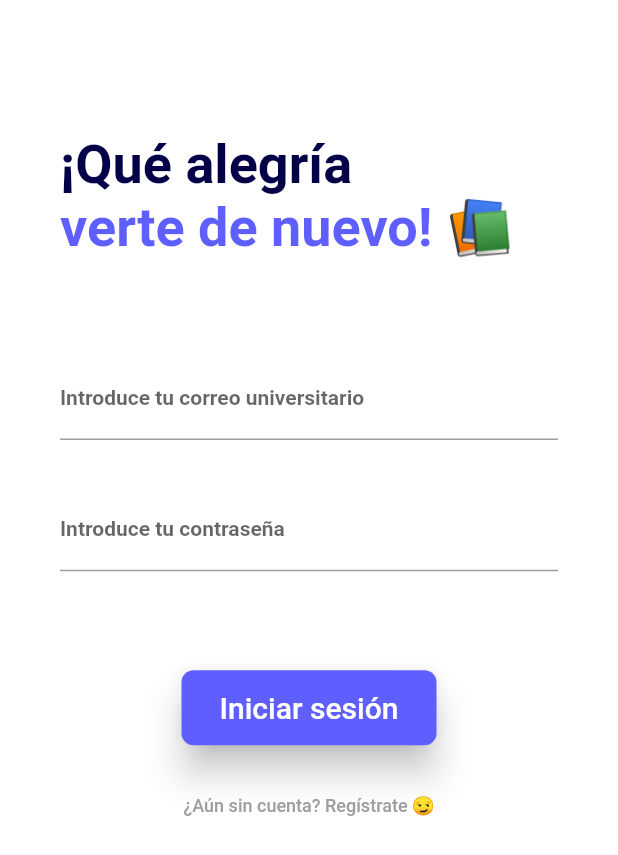
After one commit to VaqueroGitHub/TFG, a Flutter app: the screen it shows after launch, after a tap on "Iniciar sesión", on a phone screen of 412 x 824 dp. The commit adds this screen. Shown: the top 855 px of the screen. Run offline on Flutter 3.47's test engine with Material 2 defaults, Android fonts, the phone set to English and light mode, and no system bars.

Commit message:
refactoring app

```diff
--- a/analysis_options.yaml
+++ b/analysis_options.yaml
@@ -22,6 +22,8 @@ linter:
   # `// ignore_for_file: name_of_lint` syntax on the line or in the file
   # producing the lint.
   rules:
+    use_key_in_widget_constructors: false
+    prefer_const_constructors: false
     # avoid_print: false  # Uncomment to disable the `avoid_print` rule
     # prefer_single_quotes: true  # Uncomment to enable the `prefer_single_quotes` rule
 
--- /dev/null
+++ b/lib/screens/home_screen.dart
@@ -0,0 +1,89 @@
+import 'package:flutter/material.dart';
+
+class HomeScreen extends StatelessWidget {
+  @override
+  Widget build(BuildContext context) {
+    final double height = MediaQuery.of(context).size.height;
+    return Scaffold(
+      backgroundColor: Color(0xFFffffff),
+      appBar: AppBar(
+        backgroundColor: Colors.transparent,
+        elevation: 0,
+      ),
+      body: _HomeBody(height: height),
+    );
+  }
+}
+
+class _HomeBody extends StatelessWidget {
+  const _HomeBody({
+    Key? key,
+    required this.height,
+  }) : super(key: key);
+
+  final double height;
+
+  @override
+  Widget build(BuildContext context) {
+    return Container(
+      width: double.infinity,
+      color: Colors.white,
+      child: Column(
+        mainAxisAlignment: MainAxisAlignment.spaceEvenly,
+        children: <Widget>[
+          Container(
+            padding: const EdgeInsets.only(left: 35, right: 35),
+            child: Image.asset('assets/imgs/vaquero.png'),
+          ),
+          SizedBox(height: height * 0.04),
+          Column(
+            children: <Widget>[
+              Text(
+                'Conecta estudiantes',
+                style: Theme.of(context).textTheme.headline2,
+              ),
+              Text(
+                'de forma facil',
+                style: Theme.of(context).textTheme.headline3,
+              ),
+            ],
+          ),
+          SizedBox(height: height * 0.04),
+          MaterialButton(
+            elevation: 10.0,
+            minWidth: 170.0,
+            height: 50.0,
+            color: Theme.of(context).primaryColor,
+            shape: RoundedRectangleBorder(
+              borderRadius: BorderRadius.circular(8.0),
+            ),
+            child: const Text(
+              'Iniciar sesión',
+              style: TextStyle(color: Colors.white, fontSize: 20.0),
+            ),
+            onPressed: () {
+              Navigator.pushNamed(context, 'logIn');
+            },
+          ),
+          MaterialButton(
+            elevation: 10.0,
+            minWidth: 170.0,
+            height: 50.0,
+            color: Theme.of(context).primaryColor,
+            shape: RoundedRectangleBorder(
+              borderRadius: BorderRadius.circular(8.0),
+            ),
+            child: const Text(
+              'Registrarse',
+              style: TextStyle(color: Colors.white, fontSize: 20.0),
+            ),
+            onPressed: () {
+              Navigator.pushNamed(context, 'register');
+            },
+          ),
+          SizedBox(height: height * 0.04),
+        ],
+      ),
+    );
+  }
+}
--- /dev/null
+++ b/lib/screens/login_screen.dart
@@ -0,0 +1,110 @@
+import 'package:flutter/material.dart';
+
+class LogInScreen extends StatelessWidget {
+  @override
+  Widget build(BuildContext context) {
+    final double height = MediaQuery.of(context).size.height;
+
+    return Scaffold(
+        appBar: AppBar(
+          backgroundColor: Colors.transparent,
+          elevation: 0,
+        ),
+        backgroundColor: Color(0xFFffffff),
+        body: _LoginBody(height: height));
+  }
+}
+
+class _LoginBody extends StatelessWidget {
+  const _LoginBody({
+    Key? key,
+    required this.height,
+  }) : super(key: key);
+
+  final double height;
+
+  @override
+  Widget build(BuildContext context) {
+    return SingleChildScrollView(
+        child: Container(
+            padding: const EdgeInsets.only(left: 40, right: 40),
+            child: _LoginForm(height: height)));
+  }
+}
+
+class _LoginForm extends StatelessWidget {
+  const _LoginForm({
+    Key? key,
+    required this.height,
+  }) : super(key: key);
+
+  final double height;
+
+  @override
+  Widget build(BuildContext context) {
+    return Form(
+      child: Column(
+        crossAxisAlignment: CrossAxisAlignment.start,
+        children: [
+          SizedBox(height: height * 0.04),
+          Text(
+            '¡Qué alegría',
+            style: Theme.of(context).textTheme.headline2,
+          ),
+          Text(
+            'verte de nuevo! 📚',
+            style: Theme.of(context).textTheme.headline3,
+          ),
+          SizedBox(height: height * 0.08),
+          TextFormField(
+            decoration: const InputDecoration(
+                labelText: "Introduce tu correo universitario"),
+          ),
+          SizedBox(height: height * 0.04),
+          TextFormField(
+            decoration:
+                const InputDecoration(labelText: "Introduce tu contraseña"),
+            obscureText: true,
+          ),
+          SizedBox(height: height * 0.08),
+          Row(
+            mainAxisAlignment: MainAxisAlignment.center,
+            children: [
+              MaterialButton(
+                elevation: 10.0,
+                minWidth: 170.0,
+                height: 50.0,
+                color: Theme.of(context).primaryColor,
+                shape: RoundedRectangleBorder(
+                  borderRadius: BorderRadius.circular(8.0),
+                ),
+                child: const Text(
+                  'Iniciar sesión',
+                  style: TextStyle(color: Colors.white, fontSize: 20.0),
+                ),
+                onPressed: () {
+                  Navigator.pushNamed(context, 'home');
+                },
+              ),
+            ],
+          ),
+          SizedBox(height: height * 0.02),
+          Row(
+            mainAxisAlignment: MainAxisAlignment.center,
+            children: [
+              TextButton(
+                child: const Text(
+                  '¿Aún sin cuenta? Regístrate 😏',
+                  style: TextStyle(color: Colors.grey, fontSize: 12.0),
+                ),
+                onPressed: () {
+                  Navigator.pushNamed(context, 'register');
+                },
+              ),
+            ],
+          ),
+        ],
+      ),
+    );
+  }
+}
--- a/lib/screens/screens.dart
+++ b/lib/screens/screens.dart
@@ -1,3 +1,3 @@
-export 'package:flutter_application_tfg/screens/registerScreen.dart';
-export 'package:flutter_application_tfg/screens/homeScreen.dart';
-export 'package:flutter_application_tfg/screens/logInScreen.dart';
+export 'package:flutter_application_tfg/screens/register_screen.dart';
+export 'package:flutter_application_tfg/screens/home_screen.dart';
+export 'package:flutter_application_tfg/screens/login_screen.dart';
--- /dev/null
+++ b/lib/styles/tfg_theme.dart
@@ -0,0 +1,43 @@
+import 'package:flutter/material.dart';
+
+ThemeData tfgTheme = ThemeData(
+  backgroundColor: Color(0xFFffffff),
+  primaryColor: Color(0xFF5F5FFF),
+  highlightColor: Color(0XFFB7B7D2),
+  textTheme: const TextTheme(
+    headline1: TextStyle(
+      fontSize: 40.0,
+      fontWeight: FontWeight.bold,
+      color: Color(0XFF283593),
+    ),
+    headline2: TextStyle(
+      fontSize: 36.0,
+      fontWeight: FontWeight.bold,
+      color: Color(0XFF030047),
+    ),
+    headline3: TextStyle(
+      fontSize: 36.0,
+      fontWeight: FontWeight.bold,
+      color: Color(0xFF5F5FFF),
+    ),
+    headline4: TextStyle(
+      fontSize: 20.0,
+      fontWeight: FontWeight.w500,
+      color: Color(0XFF030047),
+    ),
+    bodyText1: TextStyle(
+      fontSize: 20.0,
+      color: Color(0XFFB7B7D2),
+    ),
+    bodyText2: TextStyle(
+      fontSize: 16.0,
+      fontWeight: FontWeight.w600,
+      color: Color(0xFF5F5FFF),
+    ),
+    subtitle1: TextStyle(
+      fontSize: 14.0,
+      fontWeight: FontWeight.w600,
+      color: Color(0XFFB7B7D2),
+    ),
+  ),
+);
```
Also changed, not shown: lib/main.dart (+3 -41 lines), lib/screens/homeScreen.dart (deleted, +0 -77 lines), lib/screens/registerScreen.dart (deleted, +0 -85 lines), lib/screens/register_screen.dart (renamed from lib/screens/logInScreen.dart, +42 -28 lines), lib/widgets/form_login.dart (renamed from lib/widgets/form register.dart, +0 -13 lines), lib/widgets/form_register.dart (renamed from lib/widgets/form login.dart, +12 -3 lines).
